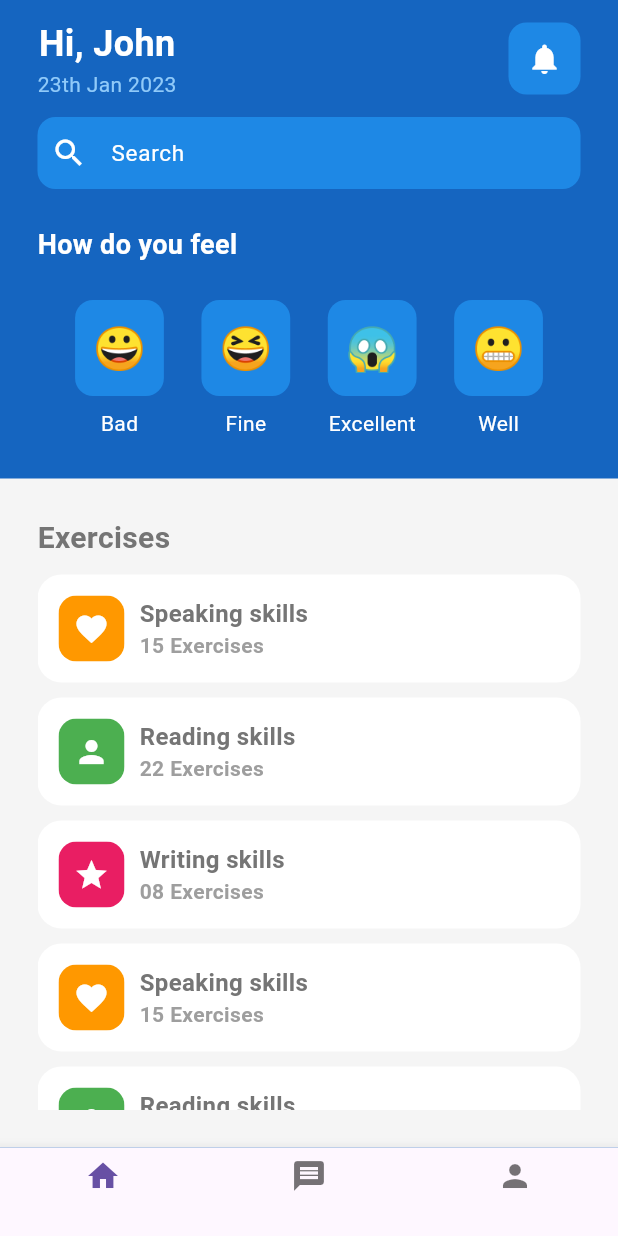
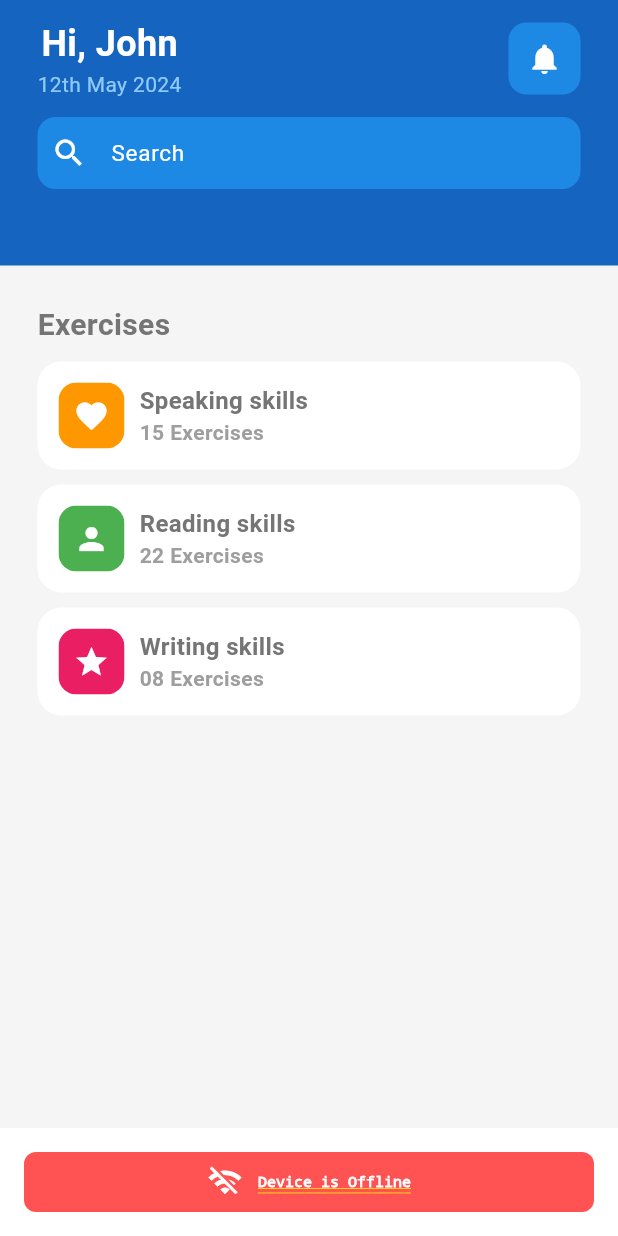
Before and after one commit to Daham2000/flutter_sample, a Flutter app: the screen it shows once a user with an empty profile is signed in, on a phone screen of 412 x 824 dp. Run offline on Flutter 3.47's test engine with Material 3 defaults, Android fonts, the phone set to English and light mode, and no system bars; our stand-ins replace cloud_firestore, connectivity_plus, firebase_auth, firebase_core, flutter_bloc; accounts and stored records are empty.

Commit message:
offline status implementation

```diff
--- /dev/null
+++ b/lib/bloc/ConnectionCubit.dart
@@ -0,0 +1,27 @@
+import 'dart:async';
+
+import 'package:flutter_bloc/flutter_bloc.dart';
+import 'package:connectivity_plus/connectivity_plus.dart';
+
+class ConnectionCubit extends Cubit<bool> {
+
+  // The subscription provides events to the listener, and holds
+  // the callbacks used to handle the events
+  StreamSubscription<ConnectivityResult>? subscription;
+
+  //Connection status check result.
+  ConnectivityResult? connectivityResult;
+
+  ConnectionCubit() : super(false) {
+    checkConnection();
+  }
+
+  Future<void> checkConnection() async {
+    StreamSubscription<List<ConnectivityResult>> subscription = Connectivity().onConnectivityChanged.listen((List<ConnectivityResult> result) {
+      emit(result == ConnectivityResult.none);
+      bool resu = (result != ConnectivityResult.none);
+      print(resu);
+    });
+  }
+
+}
--- a/lib/main.dart
+++ b/lib/main.dart
@@ -1,3 +1,4 @@
+import 'package:flu/bloc/ConnectionCubit.dart';
 import 'package:flu/bloc/NotificationCubit.dart';
 import 'package:flu/screens/LoginPage/login_page_provider.dart';
 import 'package:flu/services/auth_gate.dart';
@@ -29,8 +30,8 @@ class MyApp extends StatelessWidget {
       darkTheme: darkTheme, // Set the dark theme
       themeMode: ThemeMode.system, // Use system theme mode (light or dark)
       home: BlocProvider(
-        create: (_) => NotificationCubit(),
-        child: const AuthGate(),
+        create: (_) => ConnectionCubit(),
+        child: AuthGate(),
       ),
     );
   }
--- a/lib/screens/HomePage/home_view.dart
+++ b/lib/screens/HomePage/home_view.dart
@@ -1,10 +1,12 @@
 import 'package:flu/bloc/NotificationCubit.dart';
 import 'package:flu/db/models/notification.dart';
-import 'package:flu/widgets/emoticon_face.dart';
+import 'package:flu/utils/UtilityService.dart';
 import 'package:flu/widgets/excersise_tile.dart';
 import 'package:flu/screens/NotificationPage/notifications_provider.dart';
 import 'package:flutter/material.dart';
 import 'package:flutter_bloc/flutter_bloc.dart';
+
+import '../../bloc/ConnectionCubit.dart';
 
 class MyHomePage extends StatefulWidget {
   const MyHomePage({super.key});
@@ -18,13 +20,6 @@ class _MyHomePageState extends State<MyHomePage> {
   Widget build(BuildContext context) {
     return Scaffold(
         backgroundColor: Colors.blue[800],
-        bottomNavigationBar: BottomNavigationBar(
-          items: [
-            BottomNavigationBarItem(icon: Icon(Icons.home), label: ""),
-            BottomNavigationBarItem(icon: Icon(Icons.message), label: ""),
-            BottomNavigationBarItem(icon: Icon(Icons.person), label: ""),
-          ],
-        ),
         body: BlocBuilder<NotificationCubit, List<Notifications>>(
                 builder: (context, notifications) {
               return SafeArea(
@@ -34,8 +29,8 @@ class _MyHomePageState extends State<MyHomePage> {
                       height: 10,
                     ),
                     Padding(
-                  padding:
-                      const EdgeInsets.symmetric(horizontal: 25.0, vertical: 2),
+                      padding: const EdgeInsets.symmetric(
+                          horizontal: 25.0, vertical: 2),
                       child: Column(
                         children: [
                           Row(
@@ -52,7 +47,7 @@ class _MyHomePageState extends State<MyHomePage> {
                                         fontWeight: FontWeight.bold),
                                   ),
                                   Text(
-                                "23th Jan 2023",
+                                    UtilityService().getDateTimeDashboard(),
                                     style: TextStyle(color: Colors.blue[200]),
                                   ),
                                 ],
@@ -71,7 +66,8 @@ class _MyHomePageState extends State<MyHomePage> {
                                     Navigator.push(
                                       context,
                                       MaterialPageRoute(
-                                      builder: (context) => NotificationPage()),
+                                          builder: (context) =>
+                                              NotificationPage()),
                                     );
                                   },
                                 ),
@@ -109,78 +105,6 @@ class _MyHomePageState extends State<MyHomePage> {
                           ),
                           SizedBox(
                             height: 24,
-                      ),
-                      Row(
-                        mainAxisAlignment: MainAxisAlignment.spaceBetween,
-                        children: [
-                          Text(
-                            "How do you feel",
-                            style: TextStyle(
-                                color: Colors.white,
-                                fontSize: 18,
-                                fontWeight: FontWeight.bold),
-                          ),
-                        ],
-                      ),
-                      SizedBox(
-                        height: 24,
-                      ),
-                      Row(
-                        mainAxisAlignment: MainAxisAlignment.spaceEvenly,
-                        children: [
-                          //bad
-                          Column(
-                            children: [
-                              Emoticonface(emotionFace: "😀"),
-                              SizedBox(
-                                height: 8,
-                              ),
-                              Text(
-                                "Bad",
-                                style: TextStyle(color: Colors.white),
-                              ),
-                            ],
-                          ),
-
-                          Column(
-                            children: [
-                              Emoticonface(emotionFace: "😆"),
-                              SizedBox(
-                                height: 8,
-                              ),
-                              Text(
-                                "Fine",
-                                style: TextStyle(color: Colors.white),
-                              ),
-                            ],
-                          ),
-
-                          Column(
-                            children: [
-                              Emoticonface(emotionFace: "😱"),
-                              SizedBox(
-                                height: 8,
-                              ),
-                              Text(
-                                "Excellent",
-                                style: TextStyle(color: Colors.white),
-                              ),
-                            ],
-                          ),
-
-                          Column(
-                            children: [
-                              Emoticonface(emotionFace: "😬"),
-                              SizedBox(
-                                height: 8,
-                              ),
-                              Text(
-                                "Well",
-                                style: TextStyle(color: Colors.white),
-                              ),
-                            ],
-                          ),
-                        ],
                           ),
                         ],
                       ),
@@ -225,24 +149,6 @@ class _MyHomePageState extends State<MyHomePage> {
                               icon: Icons.star,
                               color: Colors.pink,
                             ),
-                        ExcersiceTile(
-                          exercise: 'Speaking skills',
-                          exerciseName: '15 Exercises',
-                          icon: Icons.favorite,
-                          color: Colors.orange,
-                        ),
-                        ExcersiceTile(
-                          exercise: 'Reading skills',
-                          exerciseName: '22 Exercises',
-                          icon: Icons.person,
-                          color: Colors.green,
-                        ),
-                        ExcersiceTile(
-                          exercise: 'Writing skills',
-                          exerciseName: '08 Exercises',
-                          icon: Icons.star,
-                          color: Colors.pink,
-                        ),
                           ],
                         )),
                       ),
@@ -250,6 +156,6 @@ class _MyHomePageState extends State<MyHomePage> {
                   ],
                 ),
               );
-        }));
+            }),);
   }
 }
--- a/lib/services/auth_gate.dart
+++ b/lib/services/auth_gate.dart
@@ -2,20 +2,63 @@ import 'package:firebase_auth/firebase_auth.dart' hide EmailAuthProvider;
 import 'package:flu/screens/HomePage/home_page_provider.dart';
 import 'package:flu/screens/LoginPage/login_page_provider.dart';
 import 'package:flutter/material.dart';
+import 'package:flutter_bloc/flutter_bloc.dart';
 
-class AuthGate extends StatelessWidget {
+import '../bloc/ConnectionCubit.dart';
+
+class AuthGate extends StatefulWidget {
   const AuthGate({super.key});
 
+  @override
+  State<AuthGate> createState() => _AuthGateState();
+}
+
+class _AuthGateState extends State<AuthGate> {
   @override
   Widget build(BuildContext context) {
     return StreamBuilder<User?>(
       stream: FirebaseAuth.instance.authStateChanges(),
       builder: (context, snapshot) {
         if (!snapshot.hasData) {
-          return LoginPageProvider();
+          return LoginPageProvider(); // Ensure LoginPageProvider is a properly defined widget
         }
 
-        return const HomePageProvider();
+        return Column(
+          children: [
+            Expanded(child: const HomePageProvider()),
+            Container(
+                width: 900,
+                decoration: BoxDecoration(
+                  color: Colors.white,
+                ),
+                child: BlocBuilder<ConnectionCubit, bool>(
+                    builder: (context, status) {
+                  if (status == true) {
+                    return Container();
+                  } else {
+                    return Container(
+                      padding: const EdgeInsets.all(8.0),
+                      margin: const EdgeInsets.all(16.0),
+                      decoration: BoxDecoration(
+                        color: Colors.redAccent,
+                        borderRadius: BorderRadius.circular(8),
+                      ),
+                      child: Row(
+                        mainAxisSize: MainAxisSize.min,
+                        mainAxisAlignment: MainAxisAlignment.center,
+                        children: const [
+                          Icon(Icons.wifi_off, color: Colors.white),
+                          SizedBox(width: 10),
+                          Text('Device is Offline',
+                              style:
+                                  TextStyle(color: Colors.white, fontSize: 10)),
+                        ],
+                      ),
+                    );
+                  }
+                })) // Ensure HomePageProvider is a properly defined widget
+          ],
+        );
       },
     );
   }
--- /dev/null
+++ b/lib/utils/UtilityService.dart
@@ -0,0 +1,33 @@
+class UtilityService {
+  String getDateTimeDashboard() {
+    DateTime now = DateTime.now();
+    String date = now.day.toString();
+    if (date[date.length-1] == "1") {
+      date = now.day.toString() + "st";
+    } else if (now.day.toString()[date.length-1] == "2" && now.day.toString()[0] != "1") {
+      date = now.day.toString() + "nd";
+    } else if (now.day.toString()[date.length-1] == "3") {
+      date = now.day.toString() + "rd";
+    } else {
+      date = now.day.toString() + "th";
+    }
+    List months =
+    [
+      'jan',
+      'feb',
+      'mar',
+      'apr',
+      'may',
+      'jun',
+      'jul',
+      'aug',
+      'sep',
+      'oct',
+      'nov',
+      'dec'
+    ];
+    String current_mon = months[(now.month) - 1];
+    current_mon = "${current_mon[0].toUpperCase()}${current_mon.substring(1).toLowerCase()}";
+    return date + " " + current_mon + " " + now.year.toString();
+  }
+}
--- a/pubspec.yaml
+++ b/pubspec.yaml
@@ -38,6 +38,7 @@ dependencies:
   firebase_core: ^2.27.0
   cloud_firestore: ^4.15.8
   firebase_auth: ^4.17.8
+  connectivity_plus: ^6.0.3
 
 dev_dependencies:
   flutter_test:
```
Also changed, not shown: pubspec.lock, 1 other file. Lines whose indentation alone changed are shown as unchanged.
